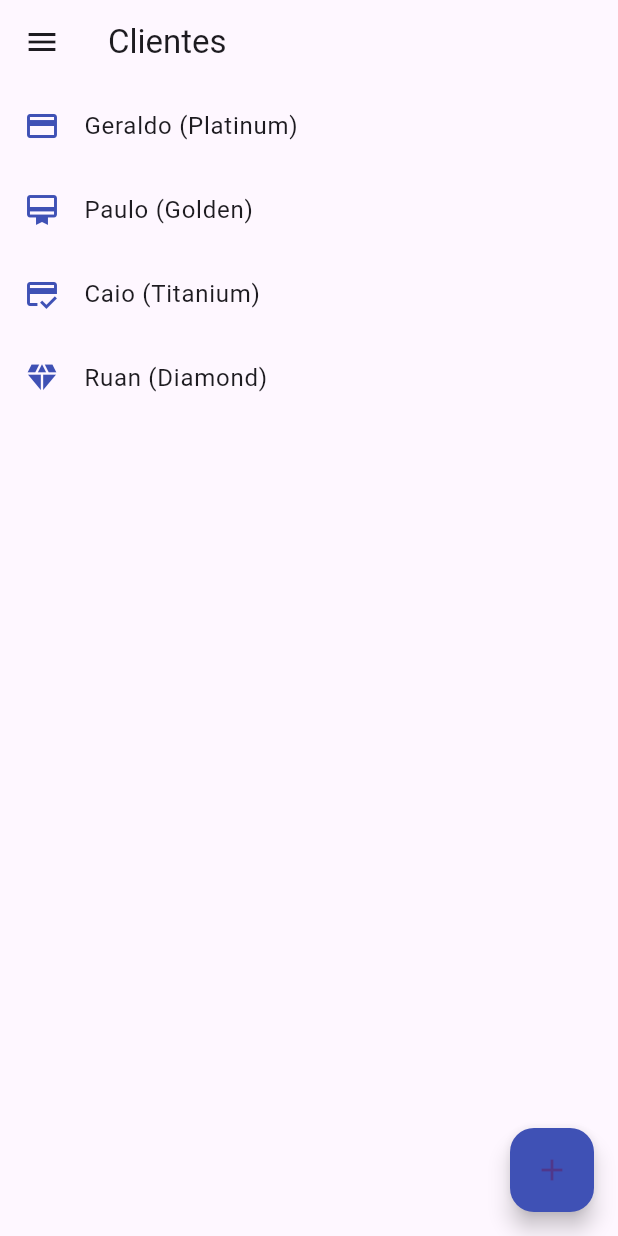
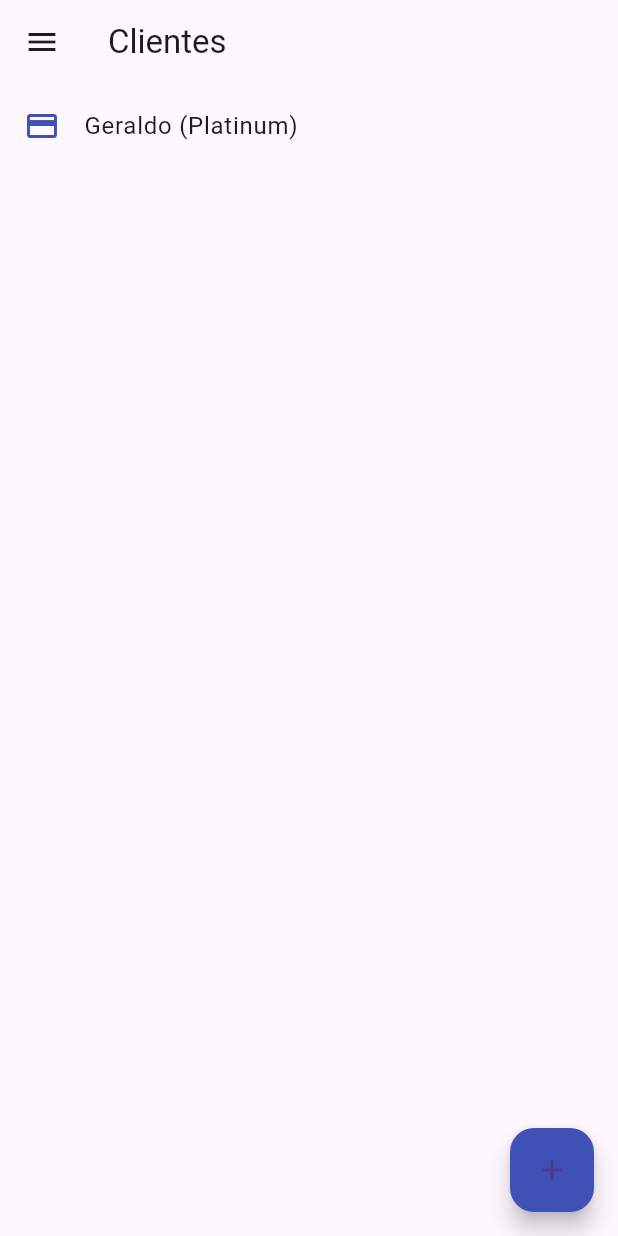
Before and after one commit to msbzz/flutterProviders, a Flutter app: the screen it shows after launch, in the side drawer, after a tap on the "add" icon, on a phone screen of 412 x 824 dp. Run offline on Flutter 3.47's test engine with Material 3 defaults, Android fonts, the phone set to English and light mode, and no system bars.

Commit message:
provider em clientsPage e main

```diff
--- a/clients_control/lib/main.dart
+++ b/clients_control/lib/main.dart
@@ -1,3 +1,5 @@
+import 'package:clients_control/models/client.dart';
+import 'package:clients_control/models/client_type.dart';
 import 'package:clients_control/models/clients.dart';
 import 'package:clients_control/pages/client_types_page.dart';
 import 'package:flutter/material.dart';
@@ -6,7 +8,7 @@ import 'package:provider/provider.dart';
 
 void main() {
   runApp(ChangeNotifierProvider(
-    create:(context)=>Clients(clients:[]),
+    create:(context)=>Clients(clients:[ Client(name: 'Geraldo', email: 'leo@email.com', type: ClientType(name: 'Platinum', icon: Icons.credit_card))]),
     child:const MyApp(),
   ));
 
--- a/clients_control/lib/pages/clients_page.dart
+++ b/clients_control/lib/pages/clients_page.dart
@@ -1,6 +1,8 @@
 import 'package:clients_control/models/client_type.dart';
 import 'package:clients_control/models/client.dart';
+import 'package:clients_control/models/clients.dart';
 import 'package:flutter/material.dart';
+import 'package:provider/provider.dart';
 
 import '../components/hamburger_menu.dart';
 
@@ -13,14 +15,6 @@ class ClientsPage extends StatefulWidget {
 }
 
 class _ClientsPageState extends State<ClientsPage> {
-
-  List<Client> clients = [
-    Client(name: 'Geraldo', email: 'leo@email.com', type: ClientType(name: 'Platinum', icon: Icons.credit_card)),
-    Client(name: 'Paulo', email: 'leo@email.com', type: ClientType(name: 'Golden', icon: Icons.card_membership)),
-    Client(name: 'Caio', email: 'leo@email.com', type: ClientType(name: 'Titanium', icon: Icons.credit_score)),
-    Client(name: 'Ruan', email: 'ruan@email.com', type: ClientType(name: 'Diamond', icon: Icons.diamond)),
-  ];
-
   List<ClientType> types = [
     ClientType(name: 'Platinum', icon: Icons.credit_card),
     ClientType(name: 'Golden', icon: Icons.card_membership),
@@ -30,34 +24,42 @@ class _ClientsPageState extends State<ClientsPage> {
 
   @override
   Widget build(BuildContext context) {
-
     return Scaffold(
       appBar: AppBar(
         title: Text(widget.title),
       ),
       drawer: const HamburgerMenu(),
-      body: ListView.builder(
-        itemCount: clients.length,
+      body: Consumer<Clients>(
+          builder: (BuildContext context, Clients list, Widget? widget) {
+            return ListView.builder(
+              itemCount: list.clients.length,
               itemBuilder: (context, index) {
                 return Dismissible(
                   key: UniqueKey(),
                   background: Container(color: Colors.red),
                   child: ListTile(
-              leading: Icon(clients[index].type.icon),
-              title: Text(clients[index].name + ' ('+ clients[index].type.name + ')'),
+                    leading: Icon(list.clients[index].type.icon),
+                    title: Text(list.clients[index].name +
+                        ' (' +
+                        list.clients[index].type.name +
+                        ')'),
                     iconColor: Colors.indigo,
                   ),
                   onDismissed: (direction) {
                     setState(() {
-                clients.removeAt(index);
+                      list.clients.removeAt(index);
                     });
                   },
                 );
               },
-      ),
+            );
+          },
+          child: Container()),
       floatingActionButton: FloatingActionButton(
         backgroundColor: Colors.indigo,
-        onPressed: (){createType(context);},
+        onPressed: () {
+          createType(context);
+        },
         tooltip: 'Add Tipo',
         child: const Icon(Icons.add),
       ),
@@ -97,7 +99,8 @@ class _ClientsPageState extends State<ClientsPage> {
                       ),
                     ),
                     const Padding(padding: EdgeInsets.all(5)),
-                        StatefulBuilder(builder: (BuildContext context, StateSetter setState) {
+                    StatefulBuilder(
+                        builder: (BuildContext context, StateSetter setState) {
                       return DropdownButton(
                         isExpanded: true,
                         value: dropdownValue,
@@ -125,24 +128,27 @@ class _ClientsPageState extends State<ClientsPage> {
               ),
             ),
             actions: [
-                  TextButton(
+              Consumer(builder:
+                  (BuildContext context, Clients list, Widget? widget) {
+                return TextButton(
                     child: const Text("Salvar"),
                     onPressed: () async {
                       setState(() {
-                          clients.add(Client(name: nomeInput.text, email: emailInput.text, type: dropdownValue));
+                        list.clients.add(Client(
+                            name: nomeInput.text,
+                            email: emailInput.text,
+                            type: dropdownValue));
                       });
                       Navigator.pop(context);
-                      }
-                  ),
+                    });
+              }),
               TextButton(
                   child: const Text("Calcelar"),
                   onPressed: () {
                     Navigator.pop(context);
-                    }
-                  ),
+                  }),
             ],
           );
-            }
-          );
+        });
   }
 }
```
Also changed, not shown: info/alert dialog,actions.textbutton.onpress.consumer.png (added), info/listView.builder.provider.png (added), info/main.nova.inicializacao.png (added), info/main.provider.png (added), 1 other file. Lines whose indentation alone changed are shown as unchanged.
